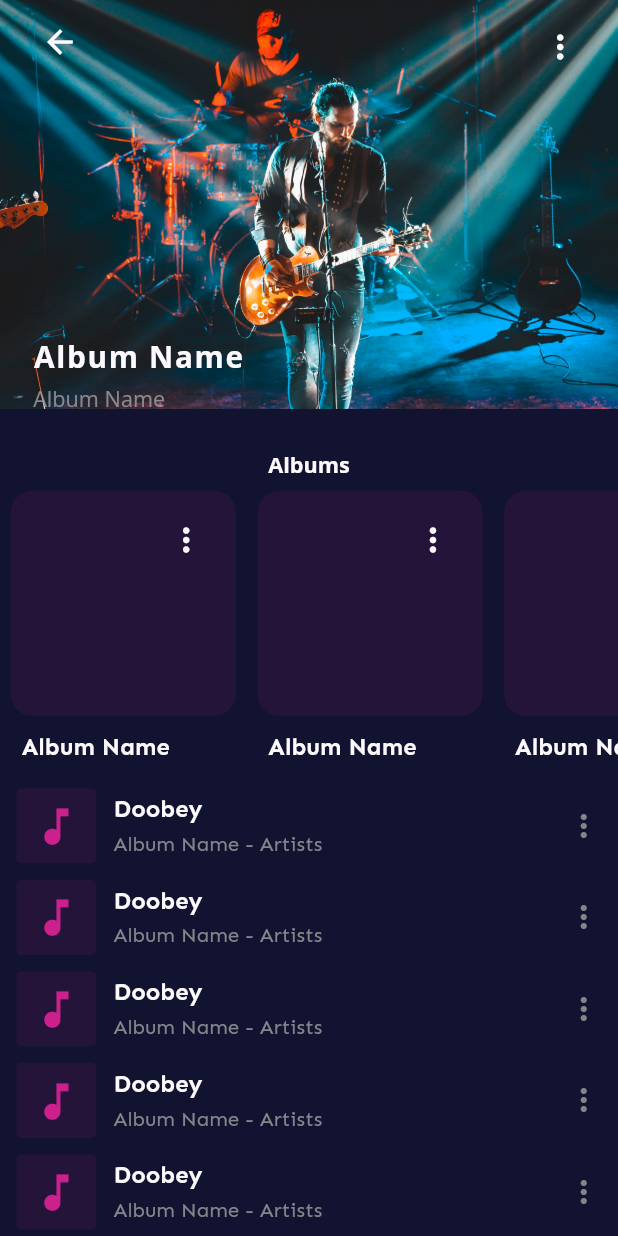
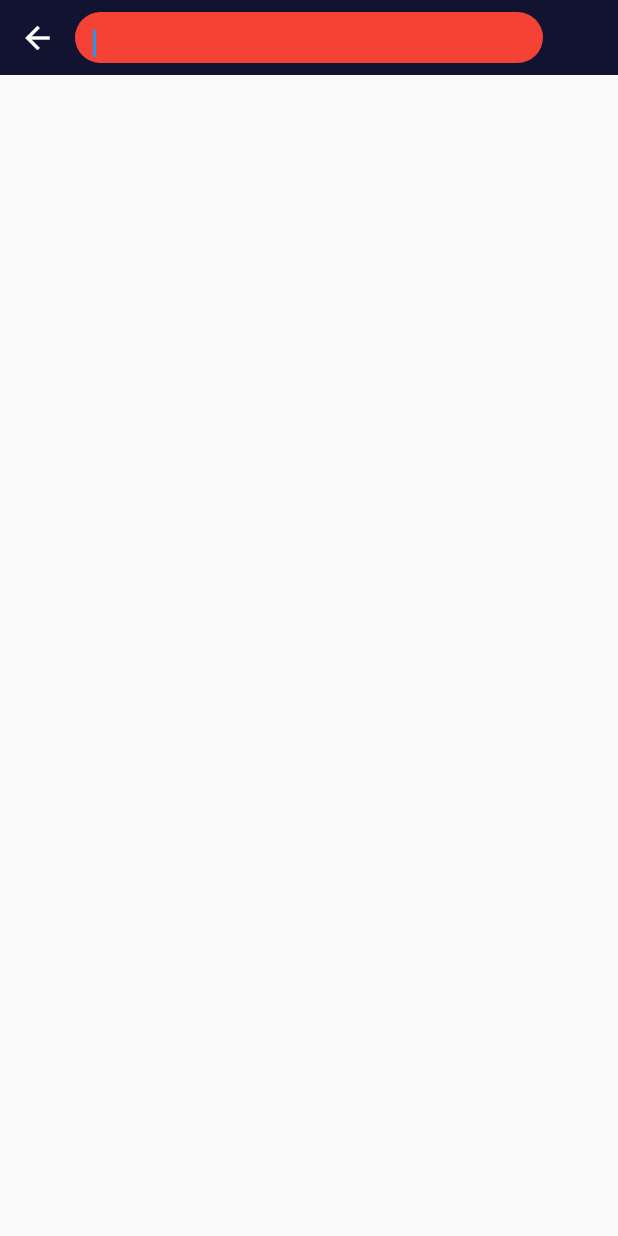
Before and after one commit to Sanaullh-Dev/bebop_music, a Flutter app: the screen it shows after launch, on a phone screen of 412 x 824 dp. Run offline on Flutter 3.47's test engine with Material 2 defaults, Android fonts, the phone set to English and light mode, and no system bars; our stand-ins replace flutter_screenutil, font_awesome_flutter.

Commit message:
search page working

```diff
--- a/lib/main.dart
+++ b/lib/main.dart
@@ -1,6 +1,7 @@
 import 'package:bebop_music/pages/playlist_details/album_page.dart';
 import 'package:bebop_music/pages/playlist_details/artists_page.dart';
 import 'package:bebop_music/pages/playlist_details/playlist_page.dart';
+import 'package:bebop_music/pages/search/search_page.dart';
 import 'package:flutter/material.dart';
 import 'package:flutter_screenutil/flutter_screenutil.dart';
 import 'package:bebop_music/pages/main_screen.dart';
@@ -24,7 +25,7 @@ class MyApp extends StatelessWidget {
         debugShowCheckedModeBanner: false,
         theme: ThemeData(fontFamily: 'Sen'),
         // home: const SafeArea(child: MainScreen()),
-        home: const SafeArea(child: ArtistsPage()),
+        home: const SafeArea(child: SearchPage()),
       ),
     );
   }
--- a/lib/pages/home/home_page.dart
+++ b/lib/pages/home/home_page.dart
@@ -1,5 +1,5 @@
 import 'package:bebop_music/share_widgets/list_title_bar.dart';
-import 'package:bebop_music/share_widgets/playlist_card.dart';
+import 'package:bebop_music/share_widgets/playlist_card/playlist_card_min.dart';
 import 'package:bebop_music/share_widgets/search_appbar.dart';
 import 'package:bebop_music/share_widgets/songTile.dart';
 import 'package:bebop_music/utils/app_colors.dart';
--- a/lib/pages/my_music/tabs_screen/albums_tab.dart
+++ b/lib/pages/my_music/tabs_screen/albums_tab.dart
@@ -1,5 +1,6 @@
 import 'package:bebop_music/share_widgets/list_title_bar.dart';
-import 'package:bebop_music/share_widgets/playlist_card.dart';
+import 'package:bebop_music/share_widgets/playlist_card/playlist_card_max.dart';
+import 'package:bebop_music/share_widgets/playlist_card/playlist_card_min.dart';
 import 'package:flutter_screenutil/flutter_screenutil.dart';
 import 'package:flutter/material.dart';
 import 'package:flutter_staggered_grid_view/flutter_staggered_grid_view.dart';
@@ -13,6 +14,8 @@ class AlbumsTab extends StatelessWidget {
     final size = MediaQuery.of(context).size.width * 0.45;
 
     return SingleChildScrollView(
+      child: Padding(
+        padding: EdgeInsets.symmetric(horizontal: 40.sp),
         child: Column(
           children: [
             ListTitleBarWithWidget(
@@ -40,6 +43,7 @@ class AlbumsTab extends StatelessWidget {
                 })
           ],
         ),
+      ),
     );
   }
 }
--- a/lib/pages/my_music/tabs_screen/artists_tab.dart
+++ b/lib/pages/my_music/tabs_screen/artists_tab.dart
@@ -1,5 +1,5 @@
 import 'package:bebop_music/share_widgets/list_title_bar.dart';
-import 'package:bebop_music/share_widgets/playlist_card.dart';
+import 'package:bebop_music/share_widgets/playlist_card/playlist_card_max.dart';
 import 'package:flutter_screenutil/flutter_screenutil.dart';
 import 'package:flutter/material.dart';
 import 'package:flutter_staggered_grid_view/flutter_staggered_grid_view.dart';
@@ -12,6 +12,8 @@ class ArtistsTab extends StatelessWidget {
     final size = MediaQuery.of(context).size.width * 0.45;
 
     return SingleChildScrollView(
+      child: Padding(
+        padding: EdgeInsets.symmetric(horizontal: 40.sp),
         child: Column(
           children: [
             ListTitleBarWithWidget(
@@ -40,6 +42,7 @@ class ArtistsTab extends StatelessWidget {
                 })
           ],
         ),
+      ),
     );
   }
 }
--- a/lib/pages/my_music/tabs_screen/folder_tab.dart
+++ b/lib/pages/my_music/tabs_screen/folder_tab.dart
@@ -13,6 +13,8 @@ class FolderTab extends StatelessWidget {
   @override
   Widget build(BuildContext context) {
     return SingleChildScrollView(
+      child: Padding(
+        padding: EdgeInsets.symmetric(horizontal: 40.sp),
         child: Column(
           children: [
             ListTitleBarWithWidget(
@@ -67,6 +69,7 @@ class FolderTab extends StatelessWidget {
             ),
           ],
         ),
+      ),
     );
   }
 
--- a/lib/pages/my_music/tabs_screen/songes_tab.dart
+++ b/lib/pages/my_music/tabs_screen/songes_tab.dart
@@ -10,11 +10,13 @@ class SongsTab extends StatelessWidget {
   @override
   Widget build(BuildContext context) {
     return Column(
+      mainAxisAlignment: MainAxisAlignment.start,
       children: [
         const PlayAllBar(),
         Expanded(
           child: ListView.builder(
             itemCount: 10,
+            padding: EdgeInsets.symmetric(vertical: 10.sp, horizontal: 40.sp),
             itemBuilder: (BuildContext context, int index) {
               return SongTile(
                 icon: Icons.music_note,
--- a/lib/pages/playlist_details/artists_page.dart
+++ b/lib/pages/playlist_details/artists_page.dart
@@ -1,6 +1,7 @@
 import 'package:bebop_music/pages/playlist_details/share_widget/title_appbar.dart';
 import 'package:bebop_music/share_widgets/play_all_bar.dart';
-import 'package:bebop_music/share_widgets/playlist_card.dart';
+import 'package:bebop_music/share_widgets/playlist_card/playlist_card_med.dart';
+import 'package:bebop_music/share_widgets/playlist_card/playlist_card_min.dart';
 import 'package:bebop_music/share_widgets/songTile.dart';
 import 'package:bebop_music/utils/app_colors.dart';
 import 'package:bebop_music/utils/app_themes.dart';
@@ -36,6 +37,8 @@ class _ArtistsPageState extends State<ArtistsPage> {
 
   @override
   Widget build(BuildContext context) {
+    final size = MediaQuery.of(context).size;
+
     return Scaffold(
       backgroundColor: backgroundColor,
       body: NestedScrollView(
@@ -46,29 +49,45 @@ class _ArtistsPageState extends State<ArtistsPage> {
           ];
         },
         body: SingleChildScrollView(
-          child: Column(children: [
-            Text(
-              "Albums",
-              style: heading3Bold,
+          child:
+              Column(crossAxisAlignment: CrossAxisAlignment.start, children: [
+            verticalMainSpace(),
+            Padding(
+              padding: EdgeInsets.only(left: 40.sp, top: 20.sp),
+              child: Text(
+                "Albums",
+                style: heading2Bold,
+              ),
             ),
+            verticalMainSpace(),
             SizedBox(
-              height: 200,
+              height: size.width * 0.28,
               child: ListView.builder(
+                padding: EdgeInsets.only(left: 40.sp),
                 scrollDirection: Axis.horizontal,
                 itemCount: 10,
                 itemBuilder: (BuildContext context, int index) {
-                  return const PlaylistCardMax(
-                    titleName: "Album Name",
-                    subTitleName: "",
-                    cardDesc: "", cardSize: 150);
+                  return PlaylistCardMedium(
+                      cardDesc: "Album Name",
+                      cardSize: size.width * 0.25);
                 },
               ),
             ),
+
+            verticalMainSpace(),
+            Padding(
+              padding: EdgeInsets.only(left: 40.sp, top: 20.sp),
+              child: Text(
+                "Songs",
+                style: heading2Bold,
+              ),
+            ),
+            const PlayAllBar(),
             ListView.builder(
               primary: false,
               shrinkWrap: true,
               itemCount: 15,
-              padding: EdgeInsets.symmetric(horizontal: 30.sp),
+              padding: EdgeInsets.symmetric(horizontal: 40.sp),
               itemBuilder: (BuildContext context, int index) {
                 return SongTile(
                     icon: Icons.music_note,
--- /dev/null
+++ b/lib/pages/search/search_page.dart
@@ -0,0 +1,67 @@
+import 'package:bebop_music/utils/app_colors.dart';
+import 'package:flutter/material.dart';
+import 'package:flutter_screenutil/flutter_screenutil.dart';
+
+class SearchPage extends StatelessWidget {
+  const SearchPage({super.key});
+
+  @override
+  Widget build(BuildContext context) {
+    bool isTyping = false;
+
+    return Scaffold(
+      body: NestedScrollView(
+          headerSliverBuilder: (BuildContext context, bool innerBoxIsScrolled) {
+            return [
+              SliverAppBar(
+                collapsedHeight: 50,
+                toolbarHeight: 50,
+                backgroundColor: backgroundColor,
+                leadingWidth: 50,
+                leading:
+                    IconButton(onPressed: () {}, icon: Icon(Icons.arrow_back)),
+                flexibleSpace: FlexibleSpaceBar(
+
+                  titlePadding: EdgeInsets.symmetric(vertical: 3, horizontal: 50),
+                  title: Container(
+                    padding: EdgeInsets.symmetric(vertical: 5),
+                    child: TextField(
+                        autofocus: true,
+                        style: TextStyle(fontSize: 15, color: textColor),
+                        decoration: InputDecoration(
+                          filled: true,
+                          fillColor: Colors.red,
+                          border: borderStyle(),
+                          focusedBorder: borderStyle()
+
+                        )),
+                  ),
+                ),
+                // title: TextField(
+                //   autofocus: true,
+                //   maxLines: 1,
+                //   maxLength: 30,
+                //   style: TextStyle(fontSize: 15, color: textColor),
+                //   onChanged: (val) {
+                //     isTyping = val.isEmpty ? true : false;
+                //   },
+                //   decoration: InputDecoration(
+                //     isDense: true,
+                //
+                //     border: borderStyle(),
+                //     // focusedBorder: borderStyle(),
+                //
+                //   ),
+                // ),
+              )
+            ];
+          },
+          body: SizedBox()),
+    );
+  }
+
+  borderStyle() => OutlineInputBorder(
+        borderSide: BorderSide(color: Colors.transparent),
+        borderRadius: BorderRadius.circular(100),
+      );
+}
--- a/lib/share_widgets/list_title_bar.dart
+++ b/lib/share_widgets/list_title_bar.dart
@@ -20,12 +20,12 @@ class ListTitleBar extends StatelessWidget {
     return InkWell(
       onTap: onPress,
       child: Padding(
-        padding: EdgeInsets.symmetric(vertical: 20.h, horizontal: 20.w),
+        padding: EdgeInsets.symmetric(vertical: 20.sp, horizontal: 20.sp),
         child: Row(
           mainAxisAlignment: MainAxisAlignment.spaceBetween,
           crossAxisAlignment: CrossAxisAlignment.center,
           children: [
-            Text(titleName, style: heading2Bold),
+            Text(titleName, style: heading3Bold),
             moreBtn
                 ? Icon(icon, size: 50.sp, color: textColor)
                 : const SizedBox()
@@ -50,7 +50,7 @@ class ListTitleBarWithWidget extends StatelessWidget {
         mainAxisAlignment: MainAxisAlignment.spaceBetween,
         crossAxisAlignment: CrossAxisAlignment.center,
         children: [
-          Text(titleName, style: heading2Bold),
+          Text(titleName, style: heading3Bold),
           const Spacer(),
           trailing
         ],
--- a/lib/share_widgets/search_appbar.dart
+++ b/lib/share_widgets/search_appbar.dart
@@ -14,12 +14,12 @@ PreferredSizeWidget searchAppBar() => PreferredSize(
         elevation: 0,
         shadowColor: backgroundLightColor,
         leading: Padding(
-          padding: EdgeInsets.only(left: 40.w),
+          padding: EdgeInsets.only(left: 40.sp),
           child: Icon(FontAwesomeIcons.barsStaggered,
               size: 65.sp, color: textColor),
         ),
         leadingWidth: 150.w,
-        title: const SearchBar(),
-        actions: [SizedBox(width: 80.w)],
+        title: const SearchBox(),
+        actions: [SizedBox(width: 80.sp)],
       ),
     );
--- a/lib/utils/app_themes.dart
+++ b/lib/utils/app_themes.dart
@@ -13,8 +13,8 @@ TextStyle heading1Bold = heading1.copyWith(fontWeight: FontWeight.w700);
 TextStyle heading2 = TextStyle(
     color: textColor,
     fontWeight: FontWeight.w500,
-    fontSize: 55.sp,
-    fontFamily: "OpenSans",
+    fontSize: 65.sp,
+    fontFamily: "Sen",
     letterSpacing: 1.1);
 
 TextStyle heading2Bold = heading2.copyWith(fontWeight: FontWeight.w700);
@@ -22,10 +22,14 @@ TextStyle heading2Bold = heading2.copyWith(fontWeight: FontWeight.w700);
 TextStyle heading3 = TextStyle(
     color: textColor,
     fontWeight: FontWeight.w500,
-    fontSize: 40.sp,
+    fontSize: 50.sp,
     fontFamily: "OpenSans");
 
 TextStyle heading3Bold = heading3.copyWith(fontWeight: FontWeight.w700);
+
+TextStyle heading4 =  heading3.copyWith(fontSize: 42);
+TextStyle heading4Bold =  heading3.copyWith(fontWeight: FontWeight.w700);
+
 
 TextStyle appBarText = TextStyle(
     fontSize: 45.sp,
```
Also changed, not shown: lib/pages/my_music/my_music.dart (+3 -7 lines), lib/pages/my_music/tabs_screen/playlist_tab.dart (+7 -2 lines), lib/share_widgets/play_all_bar.dart (+9 -10 lines), lib/share_widgets/playlist_card/playlist_card_max.dart (renamed from lib/share_widgets/playlist_card.dart, +7 -64 lines), lib/share_widgets/playlist_card/playlist_card_med.dart (added, +86 -0 lines), lib/share_widgets/playlist_card/playlist_card_min.dart (added, +62 -0 lines), lib/share_widgets/search_bar.dart (+7 -7 lines). Lines whose indentation alone changed are shown as unchanged.
